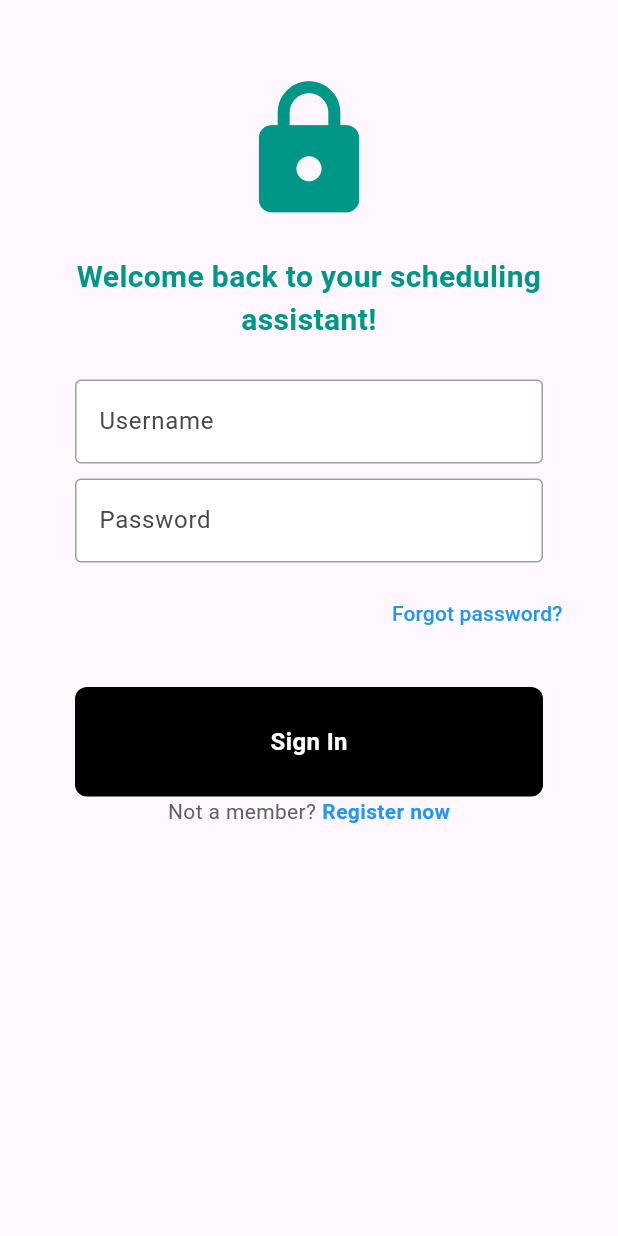
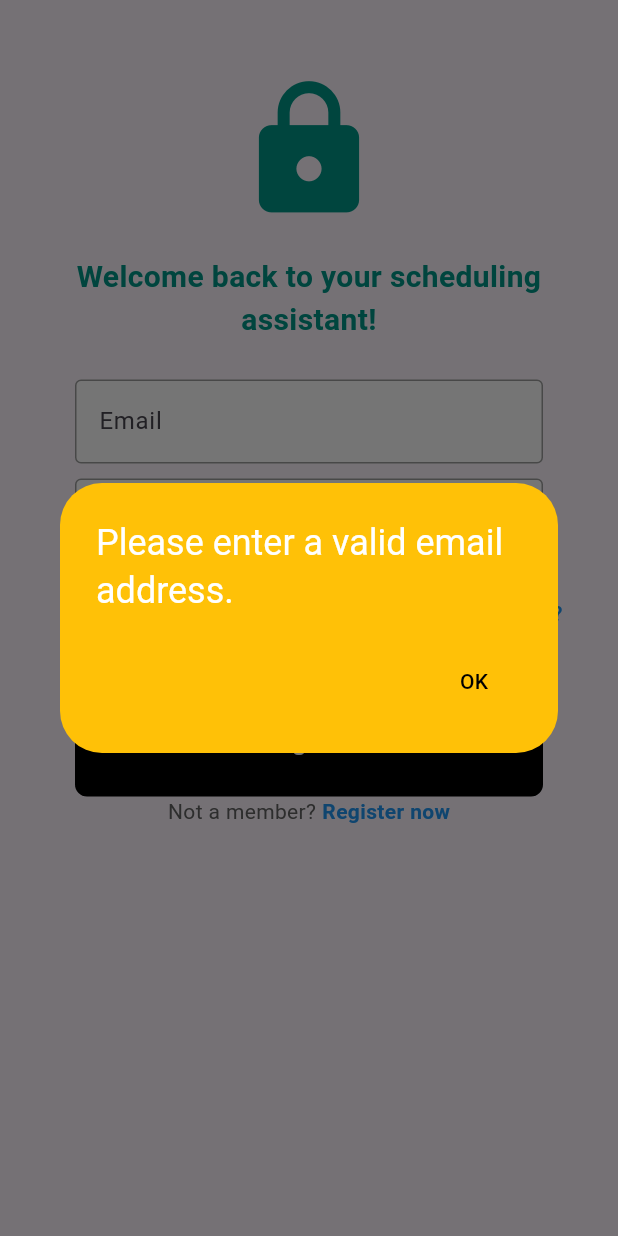
Before and after one commit to TPStremlau/450-ScheduleManager, a Flutter app: the screen it shows after launch, after a tap on "Sign In", on a phone screen of 412 x 824 dp. Run offline on Flutter 3.47's test engine with Material 3 defaults, Android fonts, the phone set to English and light mode, and no system bars; our stand-ins replace cloud_firestore, firebase_auth, firebase_core; accounts and stored records are empty.

Commit message:
added error messages

```diff
--- a/final_project/lib/login_page.dart
+++ b/final_project/lib/login_page.dart
@@ -19,92 +19,88 @@ class _LoginPageState extends State<LoginPage> {
   void signUserIn() async {
     showDialog(
       context: context,
-      builder: (context) {
-        return const Center(
-          child: CircularProgressIndicator(),
+      builder: (context) => const Center(child: CircularProgressIndicator()),
     );
-      },
-    );
+
+    final email = usernameController.text.trim();
+    final password = passwordController.text;
+
+    // Email format validation
+    final emailRegex = RegExp(r'^[\w-\.]+@([\w-]+\.)+[\w-]{2,4}$');
+    if (!emailRegex.hasMatch(email)) {
+      Navigator.pop(context);
+      showErrorMessage('Please enter a valid email address.');
+      return;
+    }
 
     try {
       await FirebaseAuth.instance.signInWithEmailAndPassword(
-        email: usernameController.text.trim(),
-        password: passwordController.text,
+        email: email,
+        password: password,
       );
+
+      if (!mounted) return;
       Navigator.pop(context);
-      Navigator.pushReplacement(context, MaterialPageRoute(builder: (context) => HomePage()));
+      Navigator.pushReplacement(
+        context,
+        MaterialPageRoute(builder: (context) => const HomePage()),
+      );
     } on FirebaseAuthException catch (e) {
       Navigator.pop(context);
-
-      if (e.code == 'user-not-found') {
-        wrongEmailMessage();
-      }
-      else if (e.code == 'wrong-password') {
-        wrongPasswordMessage();
-      }
+      showErrorMessage("incorrect email or password");
     }
   }
 
   void wrongEmailMessage() {
     showDialog(
       context: context,
-    builder: (context) {
-      return AlertDialog(
-        title: const Text('Incorrect Email'),
+      builder: (context) => AlertDialog(
+        title: const Text('Email not found'),
+        content: const Text('No user found for that email.'),
         actions: [
           TextButton(
-            onPressed: () {
-              Navigator.pop(context);
-            },
+            onPressed: () => Navigator.pop(context),
             child: const Text('OK'),
           ),
         ],
-      );
-    },
+      ),
     );
   }
 
   void wrongPasswordMessage() {
     showDialog(
       context: context,
-    builder: (context) {
-      return AlertDialog(
+      builder: (context) => AlertDialog(
         title: const Text('Incorrect Password'),
+        content: const Text('The password you entered is incorrect.'),
         actions: [
           TextButton(
-            onPressed: () {
-              Navigator.pop(context);
-            },
+            onPressed: () => Navigator.pop(context),
             child: const Text('OK'),
           ),
         ],
-      );
-    },
+      ),
     );
   }
-
-
 
   void showErrorMessage(String message) {
     showDialog(
       context: context,
-      builder: (context) {
-        return AlertDialog(
+      builder: (context) => AlertDialog(
         backgroundColor: Colors.amber,
         title: Center(
           child: Text(
             message,
-              style: TextStyle(color: Colors.white),
+            style: const TextStyle(color: Colors.white),
           ),
         ),
         actions: [
-            TextButton(onPressed: () {
-              Navigator.pop(context);
-            },
-            child: const Text('OK', style: TextStyle(color: Colors.black)))
+          TextButton(
+            onPressed: () => Navigator.pop(context),
+            child: const Text('OK', style: TextStyle(color: Colors.black)),
+          ),
         ],
-        );
-      },
+      ),
     );
   }
 
@@ -137,7 +133,7 @@ class _LoginPageState extends State<LoginPage> {
                 const SizedBox(height: 25),
                 MyTextField(
                   controller: usernameController,
-                  hintText: 'Username',
+                  hintText: 'Email',
                   obscureText: false,
                 ),
                 const SizedBox(height: 10),
@@ -154,7 +150,8 @@ class _LoginPageState extends State<LoginPage> {
                       showDialog(
                         context: context,
                         builder: (context) {
-                          final TextEditingController emailController = TextEditingController();
+                          final TextEditingController emailController =
+                              TextEditingController();
                           return AlertDialog(
                             title: const Text('Reset Password'),
                             content: TextField(
@@ -167,14 +164,17 @@ class _LoginPageState extends State<LoginPage> {
                               TextButton(
                                 onPressed: () async {
                                   try {
-                                    await FirebaseAuth.instance.sendPasswordResetEmail(
+                                    await FirebaseAuth.instance
+                                        .sendPasswordResetEmail(
                                       email: emailController.text.trim(),
                                     );
                                     Navigator.pop(context);
-                                    showErrorMessage('Password reset email sent!');
+                                    showErrorMessage(
+                                        'Password reset email sent!');
                                   } catch (e) {
                                     Navigator.pop(context);
-                                    showErrorMessage('Error: ${e.toString()}');
+                                    showErrorMessage(
+                                        'Error: ${e.toString()}');
                                   }
                                 },
                                 child: const Text('Send'),
@@ -184,7 +184,6 @@ class _LoginPageState extends State<LoginPage> {
                         },
                       );
                     },
-
                     child: const Text(
                       'Forgot password?',
                       style: TextStyle(color: Colors.blue),
@@ -205,7 +204,8 @@ class _LoginPageState extends State<LoginPage> {
                       onTap: () {
                         Navigator.push(
                           context,
-                          MaterialPageRoute(builder: (context) => const SignUpPage()),
+                          MaterialPageRoute(
+                              builder: (context) => const SignUpPage()),
                         );
                       },
                       child: const Text(
```
Lines whose indentation alone changed are shown as unchanged.
